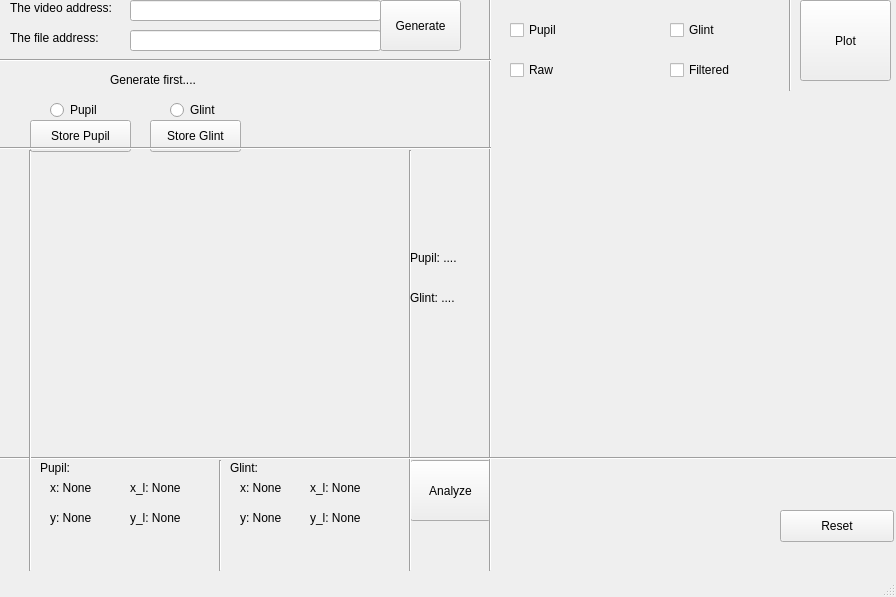
Qt form Interface/dum.ui (Tian99/Robust-eye-gaze-tracker) before a commit.
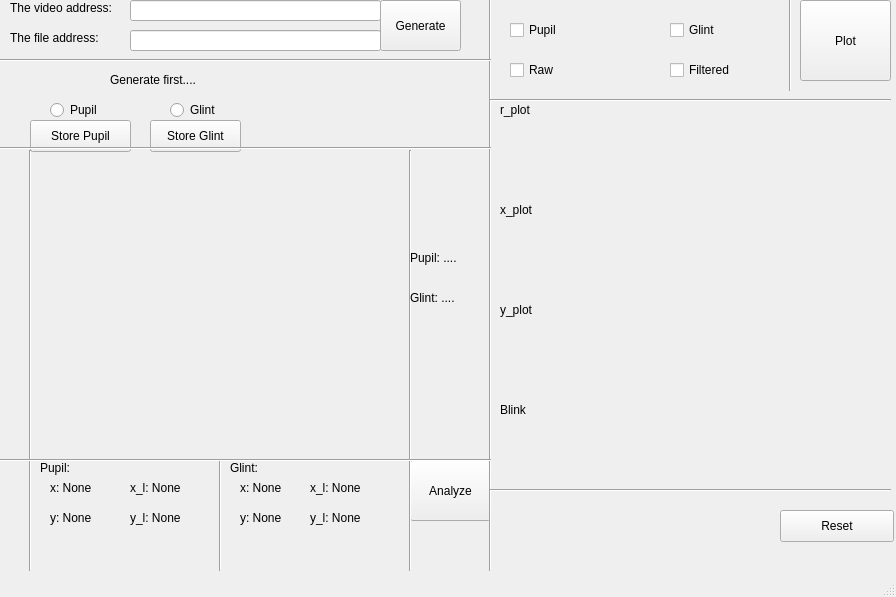
The same form after that commit. Custom widgets are drawn as their Qt base class.

Diff of the .ui file:
```diff
--- a/Interface/dum.ui
+++ b/Interface/dum.ui
@@ -101,21 +101,6 @@
      <string>Analyze</string>
     </property>
    </widget>
-   <widget class="QWidget" name="verticalLayoutWidget_2">
-    <property name="geometry">
-     <rect>
-      <x>510</x>
-      <y>90</y>
-      <width>381</width>
-      <height>361</height>
-     </rect>
-    </property>
-    <layout class="QVBoxLayout" name="LayVideo_2">
-     <property name="sizeConstraint">
-      <enum>QLayout::SetDefaultConstraint</enum>
-     </property>
-    </layout>
-   </widget>
    <widget class="Line" name="line">
     <property name="geometry">
      <rect>
@@ -402,19 +387,6 @@
      <string>y_l: None</string>
     </property>
    </widget>
-   <widget class="Line" name="line_6">
-    <property name="geometry">
-     <rect>
-      <x>0</x>
-      <y>450</y>
-      <width>931</width>
-      <height>16</height>
-     </rect>
-    </property>
-    <property name="orientation">
-     <enum>Qt::Horizontal</enum>
-    </property>
-   </widget>
    <widget class="Line" name="line_7">
     <property name="geometry">
      <rect>
@@ -519,6 +491,150 @@
      <string>Filtered</string>
     </property>
    </widget>
+   <widget class="PlotWidget" name="x_plot" native="true">
+    <property name="geometry">
+     <rect>
+      <x>490</x>
+      <y>220</y>
+      <width>401</width>
+      <height>80</height>
+     </rect>
+    </property>
+   </widget>
+   <widget class="PlotWidget" name="y_plot" native="true">
+    <property name="geometry">
+     <rect>
+      <x>490</x>
+      <y>320</y>
+      <width>401</width>
+      <height>80</height>
+     </rect>
+    </property>
+   </widget>
+   <widget class="PlotWidget" name="blink" native="true">
+    <property name="geometry">
+     <rect>
+      <x>490</x>
+      <y>420</y>
+      <width>401</width>
+      <height>61</height>
+     </rect>
+    </property>
+    <widget class="Line" name="line_6">
+     <property name="geometry">
+      <rect>
+       <x>-400</x>
+       <y>70</y>
+       <width>521</width>
+       <height>16</height>
+      </rect>
+     </property>
+     <property name="orientation">
+      <enum>Qt::Horizontal</enum>
+     </property>
+    </widget>
+   </widget>
+   <widget class="PlotWidget" name="r_plot" native="true">
+    <property name="geometry">
+     <rect>
+      <x>490</x>
+      <y>120</y>
+      <width>401</width>
+      <height>80</height>
+     </rect>
+    </property>
+   </widget>
+   <widget class="QLabel" name="label_6">
+    <property name="geometry">
+     <rect>
+      <x>500</x>
+      <y>100</y>
+      <width>301</width>
+      <height>20</height>
+     </rect>
+    </property>
+    <property name="text">
+     <string>r_plot</string>
+    </property>
+   </widget>
+   <widget class="QLabel" name="label_7">
+    <property name="geometry">
+     <rect>
+      <x>500</x>
+      <y>200</y>
+      <width>301</width>
+      <height>20</height>
+     </rect>
+    </property>
+    <property name="text">
+     <string>x_plot</string>
+    </property>
+   </widget>
+   <widget class="QLabel" name="label_9">
+    <property name="geometry">
+     <rect>
+      <x>500</x>
+      <y>400</y>
+      <width>301</width>
+      <height>20</height>
+     </rect>
+    </property>
+    <property name="text">
+     <string>Blink</string>
+    </property>
+   </widget>
+   <widget class="QLabel" name="label_8">
+    <property name="geometry">
+     <rect>
+      <x>500</x>
+      <y>300</y>
+      <width>301</width>
+      <height>20</height>
+     </rect>
+    </property>
+    <property name="text">
+     <string>y_plot</string>
+    </property>
+   </widget>
+   <widget class="Line" name="line_9">
+    <property name="geometry">
+     <rect>
+      <x>0</x>
+      <y>450</y>
+      <width>491</width>
+      <height>20</height>
+     </rect>
+    </property>
+    <property name="orientation">
+     <enum>Qt::Horizontal</enum>
+    </property>
+   </widget>
+   <widget class="Line" name="line_10">
+    <property name="geometry">
+     <rect>
+      <x>490</x>
+      <y>480</y>
+      <width>401</width>
+      <height>20</height>
+     </rect>
+    </property>
+    <property name="orientation">
+     <enum>Qt::Horizontal</enum>
+    </property>
+   </widget>
+   <widget class="Line" name="line_11">
+    <property name="geometry">
+     <rect>
+      <x>490</x>
+      <y>90</y>
+      <width>401</width>
+      <height>20</height>
+     </rect>
+    </property>
+    <property name="orientation">
+     <enum>Qt::Horizontal</enum>
+    </property>
+   </widget>
   </widget>
   <widget class="QStatusBar" name="statusbar"/>
   <widget class="QMenuBar" name="menubar">
@@ -547,6 +663,14 @@
    </property>
   </action>
  </widget>
+ <customwidgets>
+  <customwidget>
+   <class>PlotWidget</class>
+   <extends>QWidget</extends>
+   <header>pyqtgraph</header>
+   <container>1</container>
+  </customwidget>
+ </customwidgets>
  <resources/>
  <connections/>
 </ui>
```
